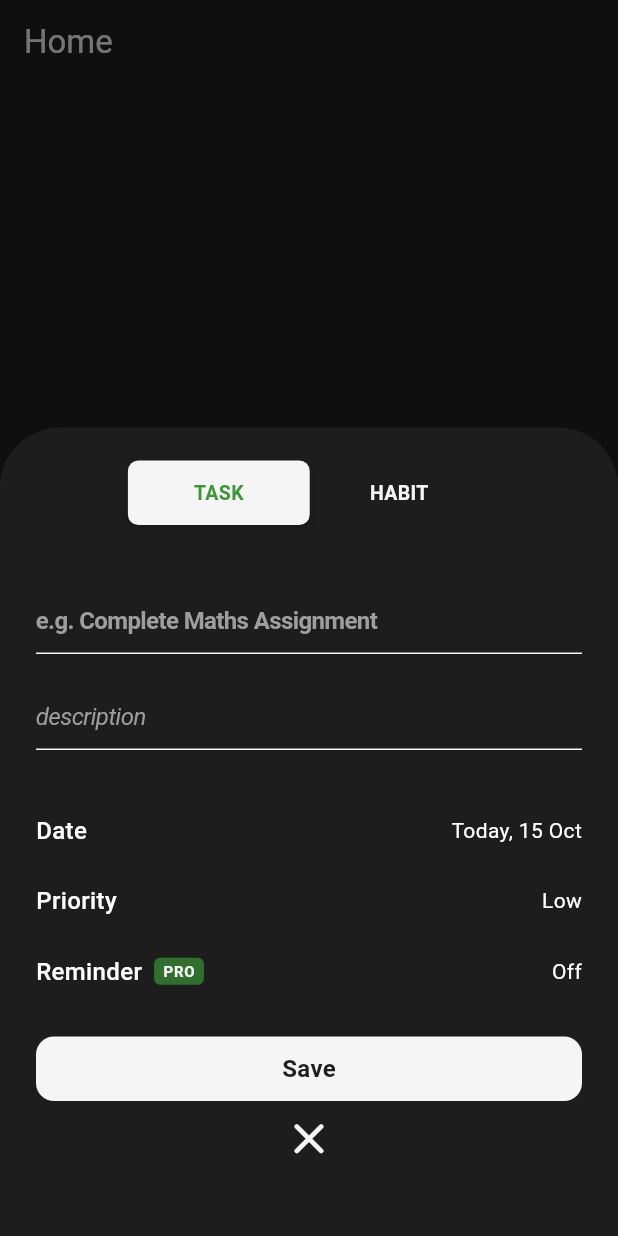
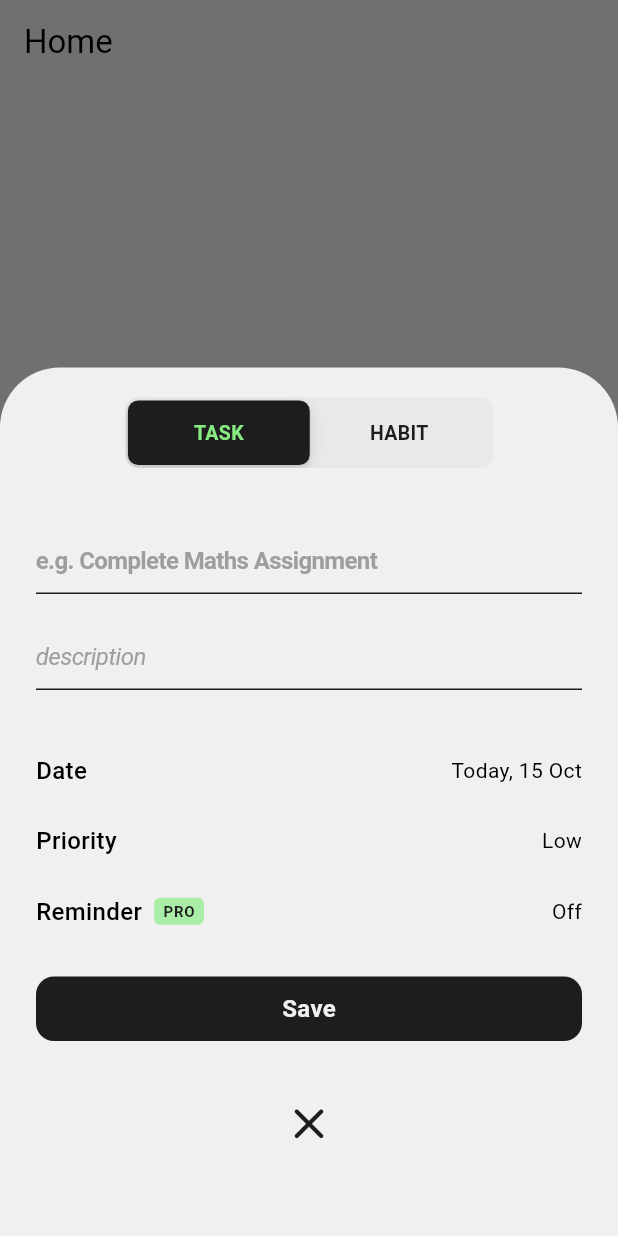
Before and after one commit to renuka4940x/improov, a Flutter app: the screen it shows after launch, after a tap on the "add" icon, on a phone screen of 412 x 824 dp. Run offline on Flutter 3.47's test engine with Material 3 defaults, Android fonts, the phone set to English and light mode, and no system bars; our stand-ins replace isar; accounts and stored records are empty; generated files the repository leaves out were written again.

Commit message:
made the button better

```diff
--- a/lib/main.dart
+++ b/lib/main.dart
@@ -31,7 +31,7 @@ class MyApp extends StatelessWidget {
     return MaterialApp(
       debugShowCheckedModeBanner: false,
       home: PageNav(),
-      theme: darkMode,
+      theme: lightMode,
     );
   }
 }
--- a/lib/presentation/components/button.dart
+++ b/lib/presentation/components/button.dart
@@ -17,8 +17,11 @@ class Button extends StatelessWidget {
 
     final Color buttonColor = isSave
       ? Theme.of(context).colorScheme.inversePrimary
-      : Colors.red.shade400;
+      : Colors.red.shade300;
 
+    final Color textColor = isSave
+      ? Theme.of(context).colorScheme.primary
+      : Colors.white;
 
     return GestureDetector(
       onTap: onTap,
@@ -33,7 +36,7 @@ class Button extends StatelessWidget {
           child: Text(
             text,
             style: TextStyle(
-              color: Theme.of(context).colorScheme.surface,
+              color: textColor,
               fontWeight: FontWeight.bold,
               fontSize: 16,
             ),
--- a/lib/presentation/util/modals/modal.dart
+++ b/lib/presentation/util/modals/modal.dart
@@ -86,6 +86,8 @@ class _ModalState extends State<Modal> {
             },
           ),
 
+          const SizedBox(height: 30),
+
           //cross
           GestureDetector(
             onTap: () => Navigator.pop(context),
@@ -100,7 +102,7 @@ class _ModalState extends State<Modal> {
             ),
           ),
 
-          const SizedBox(height: 20),
+          const SizedBox(height: 30),
         ],
       ),
     );
```
